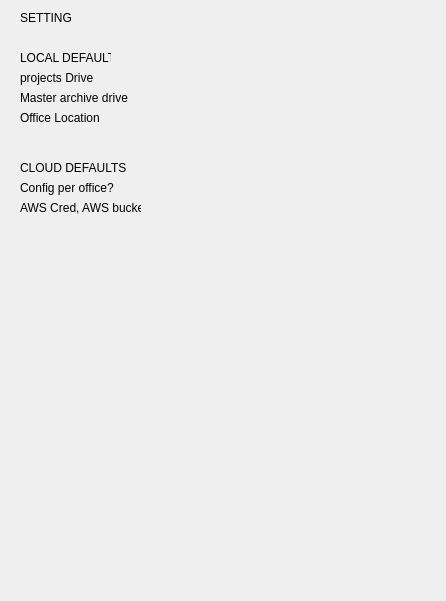
Qt form po/settings_dialog.ui (najar1412/po) before a commit.
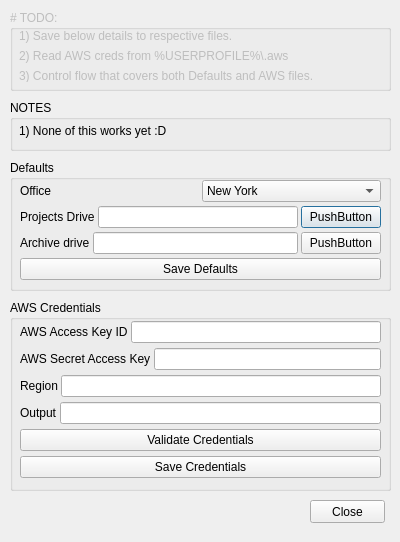
The same form after that commit.

```diff
--- a/po/settings_dialog.ui
+++ b/po/settings_dialog.ui
@@ -6,8 +6,8 @@
    <rect>
     <x>0</x>
     <y>0</y>
-    <width>446</width>
-    <height>601</height>
+    <width>400</width>
+    <height>542</height>
    </rect>
   </property>
   <property name="sizePolicy">
@@ -22,108 +22,333 @@
   <property name="modal">
    <bool>true</bool>
   </property>
-  <widget class="QLabel" name="label">
+  <widget class="QGroupBox" name="groupBox">
    <property name="geometry">
     <rect>
-     <x>20</x>
-     <y>10</y>
-     <width>51</width>
-     <height>16</height>
-    </rect>
-   </property>
-   <property name="text">
-    <string>SETTINGS</string>
-   </property>
-  </widget>
-  <widget class="QLabel" name="label_2">
-   <property name="geometry">
-    <rect>
-     <x>20</x>
-     <y>70</y>
-     <width>121</width>
-     <height>16</height>
-    </rect>
-   </property>
-   <property name="text">
-    <string>projects Drive</string>
-   </property>
-  </widget>
-  <widget class="QLabel" name="label_3">
-   <property name="geometry">
-    <rect>
-     <x>20</x>
-     <y>90</y>
-     <width>121</width>
-     <height>16</height>
-    </rect>
-   </property>
-   <property name="text">
-    <string>Master archive drive</string>
-   </property>
-  </widget>
-  <widget class="QLabel" name="label_4">
-   <property name="geometry">
-    <rect>
-     <x>20</x>
-     <y>200</y>
-     <width>121</width>
-     <height>16</height>
-    </rect>
-   </property>
-   <property name="text">
-    <string>AWS Cred, AWS bucket</string>
-   </property>
-  </widget>
-  <widget class="QLabel" name="label_5">
-   <property name="geometry">
-    <rect>
-     <x>20</x>
-     <y>50</y>
-     <width>91</width>
-     <height>16</height>
-    </rect>
-   </property>
-   <property name="text">
-    <string>LOCAL DEFAULTS</string>
-   </property>
-  </widget>
-  <widget class="QLabel" name="label_6">
-   <property name="geometry">
-    <rect>
-     <x>20</x>
+     <x>10</x>
      <y>160</y>
-     <width>121</width>
-     <height>16</height>
+     <width>381</width>
+     <height>131</height>
     </rect>
    </property>
-   <property name="text">
-    <string>CLOUD DEFAULTS</string>
+   <property name="font">
+    <font>
+     <weight>50</weight>
+     <bold>false</bold>
+    </font>
    </property>
+   <property name="title">
+    <string>Defaults</string>
+   </property>
+   <property name="flat">
+    <bool>false</bool>
+   </property>
+   <widget class="QWidget" name="verticalLayoutWidget">
+    <property name="geometry">
+     <rect>
+      <x>10</x>
+      <y>19</y>
+      <width>361</width>
+      <height>106</height>
+     </rect>
+    </property>
+    <layout class="QVBoxLayout" name="verticalLayout">
+     <property name="spacing">
+      <number>3</number>
+     </property>
+     <item>
+      <layout class="QHBoxLayout" name="horizontalLayout_3">
+       <item>
+        <widget class="QLabel" name="label_8">
+         <property name="text">
+          <string>Office</string>
+         </property>
+        </widget>
+       </item>
+       <item>
+        <widget class="QComboBox" name="comboBox">
+         <item>
+          <property name="text">
+           <string>New York</string>
+          </property>
+         </item>
+         <item>
+          <property name="text">
+           <string>LA</string>
+          </property>
+         </item>
+         <item>
+          <property name="text">
+           <string>London</string>
+          </property>
+         </item>
+        </widget>
+       </item>
+      </layout>
+     </item>
+     <item>
+      <layout class="QHBoxLayout" name="horizontalLayout">
+       <item>
+        <widget class="QLabel" name="label_2">
+         <property name="text">
+          <string>Projects Drive</string>
+         </property>
+        </widget>
+       </item>
+       <item>
+        <widget class="QLineEdit" name="lineEdit"/>
+       </item>
+       <item>
+        <widget class="QPushButton" name="pushButton">
+         <property name="text">
+          <string>PushButton</string>
+         </property>
+        </widget>
+       </item>
+      </layout>
+     </item>
+     <item>
+      <layout class="QHBoxLayout" name="horizontalLayout_2">
+       <item>
+        <widget class="QLabel" name="label_3">
+         <property name="text">
+          <string>Archive drive</string>
+         </property>
+        </widget>
+       </item>
+       <item>
+        <widget class="QLineEdit" name="lineEdit_2"/>
+       </item>
+       <item>
+        <widget class="QPushButton" name="pushButton_2">
+         <property name="text">
+          <string>PushButton</string>
+         </property>
+        </widget>
+       </item>
+      </layout>
+     </item>
+     <item>
+      <widget class="QPushButton" name="pushButton_6">
+       <property name="text">
+        <string>Save Defaults</string>
+       </property>
+      </widget>
+     </item>
+    </layout>
+   </widget>
   </widget>
-  <widget class="QLabel" name="label_7">
+  <widget class="QGroupBox" name="groupBox_2">
    <property name="geometry">
     <rect>
-     <x>20</x>
-     <y>180</y>
-     <width>121</width>
-     <height>16</height>
+     <x>10</x>
+     <y>300</y>
+     <width>381</width>
+     <height>191</height>
     </rect>
    </property>
-   <property name="text">
-    <string>Config per office?</string>
+   <property name="title">
+    <string>AWS Credentials</string>
    </property>
+   <property name="flat">
+    <bool>false</bool>
+   </property>
+   <widget class="QWidget" name="verticalLayoutWidget_2">
+    <property name="geometry">
+     <rect>
+      <x>10</x>
+      <y>19</y>
+      <width>361</width>
+      <height>161</height>
+     </rect>
+    </property>
+    <layout class="QVBoxLayout" name="verticalLayout_2">
+     <property name="spacing">
+      <number>3</number>
+     </property>
+     <item>
+      <layout class="QHBoxLayout" name="horizontalLayout_5">
+       <item>
+        <widget class="QLabel" name="label_5">
+         <property name="text">
+          <string>AWS Access Key ID</string>
+         </property>
+        </widget>
+       </item>
+       <item>
+        <widget class="QLineEdit" name="lineEdit_3"/>
+       </item>
+      </layout>
+     </item>
+     <item>
+      <layout class="QHBoxLayout" name="horizontalLayout_6">
+       <item>
+        <widget class="QLabel" name="label_10">
+         <property name="text">
+          <string>AWS Secret Access Key</string>
+         </property>
+        </widget>
+       </item>
+       <item>
+        <widget class="QLineEdit" name="lineEdit_4"/>
+       </item>
+      </layout>
+     </item>
+     <item>
+      <layout class="QHBoxLayout" name="horizontalLayout_7">
+       <item>
+        <widget class="QLabel" name="label_11">
+         <property name="text">
+          <string>Region</string>
+         </property>
+        </widget>
+       </item>
+       <item>
+        <widget class="QLineEdit" name="lineEdit_5"/>
+       </item>
+      </layout>
+     </item>
+     <item>
+      <layout class="QHBoxLayout" name="horizontalLayout_8">
+       <item>
+        <widget class="QLabel" name="label_12">
+         <property name="text">
+          <string>Output</string>
+         </property>
+        </widget>
+       </item>
+       <item>
+        <widget class="QLineEdit" name="lineEdit_6"/>
+       </item>
+      </layout>
+     </item>
+     <item>
+      <widget class="QPushButton" name="pushButton_3">
+       <property name="text">
+        <string>Validate Credentials</string>
+       </property>
+      </widget>
+     </item>
+     <item>
+      <widget class="QPushButton" name="pushButton_5">
+       <property name="text">
+        <string>Save Credentials</string>
+       </property>
+      </widget>
+     </item>
+    </layout>
+   </widget>
   </widget>
-  <widget class="QLabel" name="label_8">
+  <widget class="QGroupBox" name="groupBox_3">
+   <property name="enabled">
+    <bool>false</bool>
+   </property>
    <property name="geometry">
     <rect>
-     <x>20</x>
-     <y>110</y>
-     <width>121</width>
-     <height>16</height>
+     <x>10</x>
+     <y>10</y>
+     <width>381</width>
+     <height>81</height>
     </rect>
    </property>
+   <property name="autoFillBackground">
+    <bool>false</bool>
+   </property>
+   <property name="title">
+    <string># TODO:</string>
+   </property>
+   <property name="flat">
+    <bool>false</bool>
+   </property>
+   <property name="checkable">
+    <bool>false</bool>
+   </property>
+   <widget class="QWidget" name="verticalLayoutWidget_3">
+    <property name="geometry">
+     <rect>
+      <x>9</x>
+      <y>19</y>
+      <width>361</width>
+      <height>53</height>
+     </rect>
+    </property>
+    <layout class="QVBoxLayout" name="verticalLayout_4">
+     <item>
+      <widget class="QLabel" name="label_7">
+       <property name="text">
+        <string>1) Save below details to respective files.</string>
+       </property>
+       <property name="wordWrap">
+        <bool>true</bool>
+       </property>
+      </widget>
+     </item>
+     <item>
+      <widget class="QLabel" name="label">
+       <property name="text">
+        <string>2) Read AWS creds from %USERPROFILE%\.aws</string>
+       </property>
+      </widget>
+     </item>
+     <item>
+      <widget class="QLabel" name="label_4">
+       <property name="text">
+        <string>3) Control flow that covers both Defaults and AWS files.</string>
+       </property>
+      </widget>
+     </item>
+    </layout>
+   </widget>
+  </widget>
+  <widget class="QGroupBox" name="groupBox_4">
+   <property name="enabled">
+    <bool>true</bool>
+   </property>
+   <property name="geometry">
+    <rect>
+     <x>10</x>
+     <y>100</y>
+     <width>381</width>
+     <height>51</height>
+    </rect>
+   </property>
+   <property name="title">
+    <string>NOTES</string>
+   </property>
+   <widget class="QWidget" name="verticalLayoutWidget_4">
+    <property name="geometry">
+     <rect>
+      <x>9</x>
+      <y>20</y>
+      <width>361</width>
+      <height>21</height>
+     </rect>
+    </property>
+    <layout class="QVBoxLayout" name="verticalLayout_3">
+     <item>
+      <widget class="QLabel" name="label_6">
+       <property name="text">
+        <string>1) None of this works yet :D</string>
+       </property>
+       <property name="wordWrap">
+        <bool>true</bool>
+       </property>
+      </widget>
+     </item>
+    </layout>
+   </widget>
+  </widget>
+  <widget class="QPushButton" name="pushButton_4">
+   <property name="geometry">
+    <rect>
+     <x>310</x>
+     <y>500</y>
+     <width>75</width>
+     <height>23</height>
+    </rect>
+   </property>
    <property name="text">
-    <string>Office Location</string>
+    <string>Close</string>
    </property>
   </widget>
  </widget>
```
